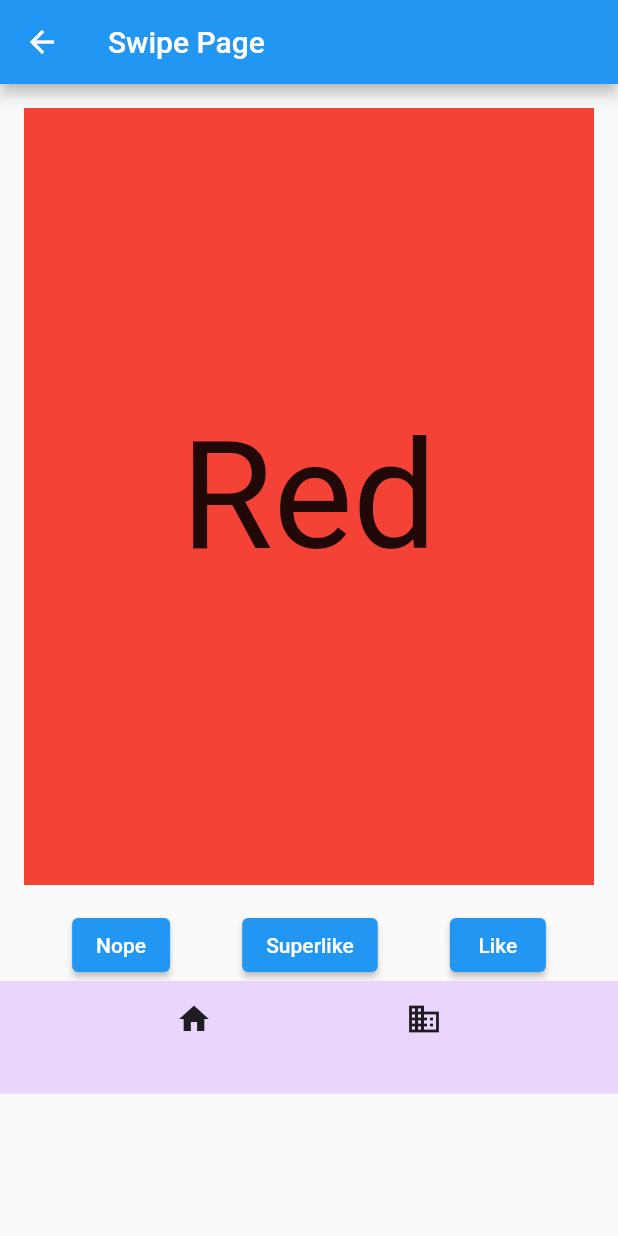
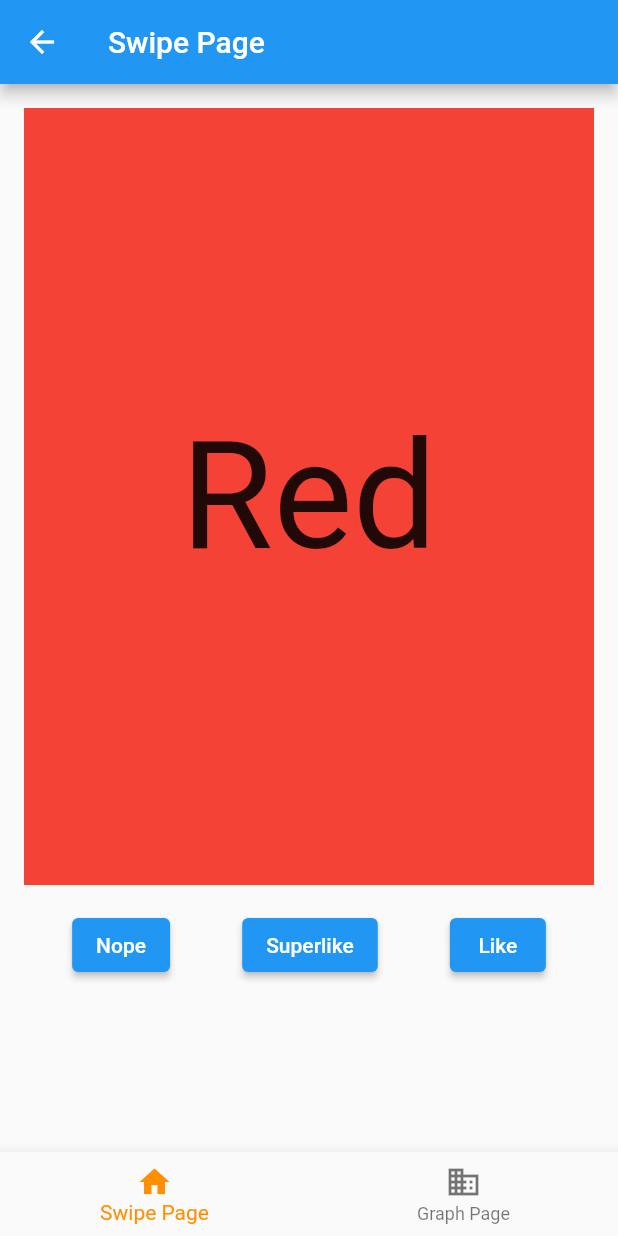
Before and after one commit to GlendonK/Klody, a Flutter app: the SwipePage screen opened by its route, on a phone screen of 412 x 824 dp. Run offline on Flutter 3.47's test engine with Material 2 defaults, Android fonts, the light colour scheme and no system bars; drawn by our look-alikes of swipe_cards; missing offline and left inert: dart:ffi.

Commit message:
fixed botom nav

```diff
--- /dev/null
+++ b/lib/bottomNavigationBar.dart
@@ -0,0 +1,65 @@
+import 'package:flutter/material.dart';
+
+class BottomNavBar extends StatefulWidget{
+  int indexTab;
+  BottomNavBar({@required this.indexTab});
+  @override
+  BottomNavBarState createState() {
+
+    return BottomNavBarState(indexTab: this.indexTab);
+  }
+
+}
+
+class BottomNavBarState extends State<BottomNavBar> {
+  int indexTab;
+  int selectedIndex;
+  BottomNavBarState({@required this.indexTab});
+
+
+
+   void initState() {
+     selectedIndex=this.indexTab;
+     super.initState();
+   }
+
+  void _onItemTapped(int index) {
+    setState(() {
+      selectedIndex = index;
+    });
+
+    if (selectedIndex == this.indexTab) {
+      return;
+    } else if (this.indexTab == 0 && selectedIndex != this.indexTab) {
+      Navigator.pushReplacementNamed(context, '/page3');
+    } else if (this.indexTab == 1 && selectedIndex != this.indexTab) {
+      Navigator.pushReplacementNamed(context, '/page2');
+    }
+  }
+
+  BottomNavigationBar getBar() {
+    return BottomNavigationBar(
+        items: const <BottomNavigationBarItem>[
+          BottomNavigationBarItem(
+            icon: Icon(Icons.home),
+            label: 'Swipe Page',
+          ),
+          BottomNavigationBarItem(
+            icon: Icon(Icons.business),
+            label: 'Graph Page',
+          ),
+        ],
+        currentIndex: selectedIndex,
+        selectedItemColor: Colors.amber[800],
+        onTap: _onItemTapped,
+      );
+
+  }
+  @override
+  Widget build(BuildContext context) {
+    // TODO: implement build
+    return getBar();
+  }
+
+
+}
--- a/lib/swipePage.dart
+++ b/lib/swipePage.dart
@@ -1,19 +1,18 @@
+import 'dart:ffi';
+
 import 'package:flutter/cupertino.dart';
 import 'package:flutter/material.dart';
+import 'package:klody/bottomNavigationBar.dart';
 import 'package:swipe_cards/swipe_cards.dart';
 import 'package:klody/login.dart';
 import 'package:klody/GraphPage.dart';
 
-
 class SwipePage extends StatefulWidget {
   @override
   SwipePageState createState() => SwipePageState();
-
-
 }
 
 class SwipePageState extends State<SwipePage> {
-
   @override
   void initState() {
     load();
@@ -28,17 +27,13 @@ void initState() {
       ),
       body: Center(
         child: Column(
-          children: [
-            SwipePhotos()
-            ,
-            MyBottomNavigationBar()
-          ],
+          children: [SwipePhotos()],
         ),
       ),
+      bottomNavigationBar: BottomNavBar(indexTab: 0),
     );
   }
 }
-
 
 List<SwipeItem> _swipeItems = [];
 MatchEngine _matchEngine;
@@ -86,10 +81,8 @@ void load() {
 }
 
 class SwipePhotos extends StatefulWidget {
-
   @override
   SwipePhotoState createState() {
-
     return SwipePhotoState();
   }
 }
@@ -107,7 +100,6 @@ class SwipePhotoState extends State<SwipePhotos> {
               matchEngine: _matchEngine,
               itemBuilder: (BuildContext context, int index) {
                 return Container(
-
                   alignment: Alignment.center,
                   color: _swipeItems[index].content.color,
                   //width: double.infinity,
@@ -148,33 +140,3 @@ class SwipePhotoState extends State<SwipePhotos> {
         ]));
   }
 }
-
-class MyBottomNavigationBar extends StatelessWidget {
-
-  @override
-  Widget build(BuildContext context) {
-    return Container(
-      height:75,
-      padding: EdgeInsets.only(top:5, bottom: 30),
-      color: Color.fromRGBO(234, 213, 253, 1),
-    child: Row(
-      mainAxisAlignment: MainAxisAlignment.spaceEvenly,
-      children: <Widget>[
-        IconButton(
-          icon: Icon(Icons.home),
-          onPressed: (){
-            Navigator.pushReplacementNamed(context,'/page2');
-          },
-        ),
-        IconButton(
-          icon: Icon(Icons.business),
-          onPressed: (){
-            Navigator.pushReplacementNamed(context,'/page3');
-          },
-        ),
-      ],
-    ),
-
-    );
-  }
-}
```
Also changed, not shown: lib/GraphPage.dart (+7 -39 lines). Lines whose indentation alone changed are shown as unchanged.
